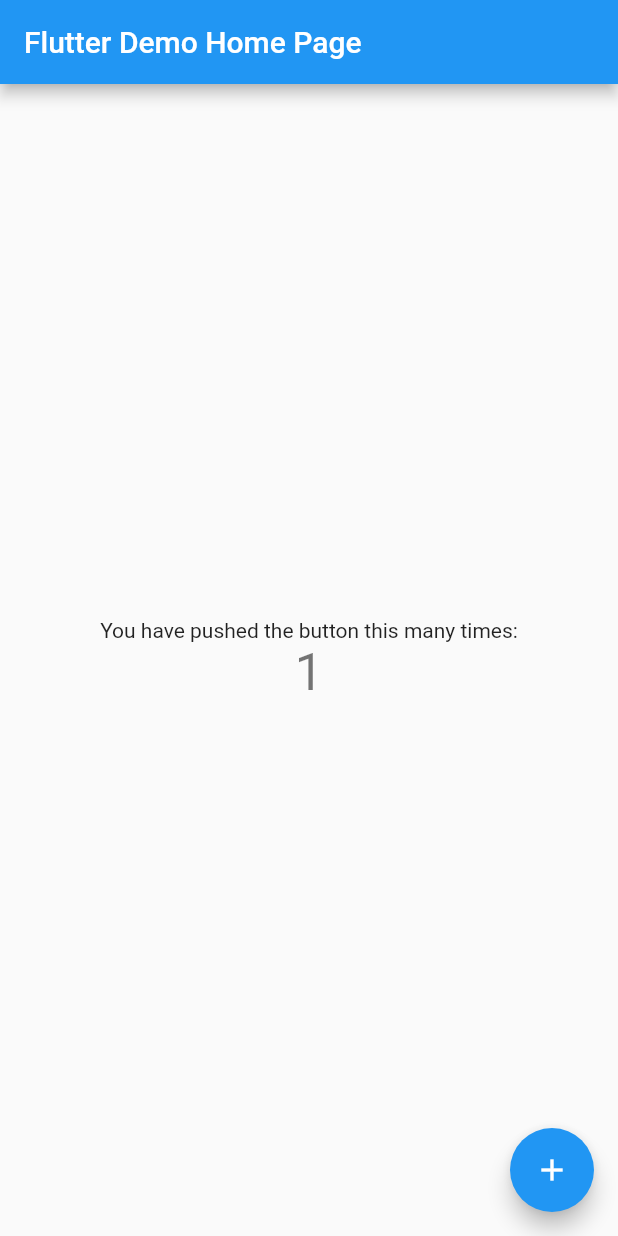
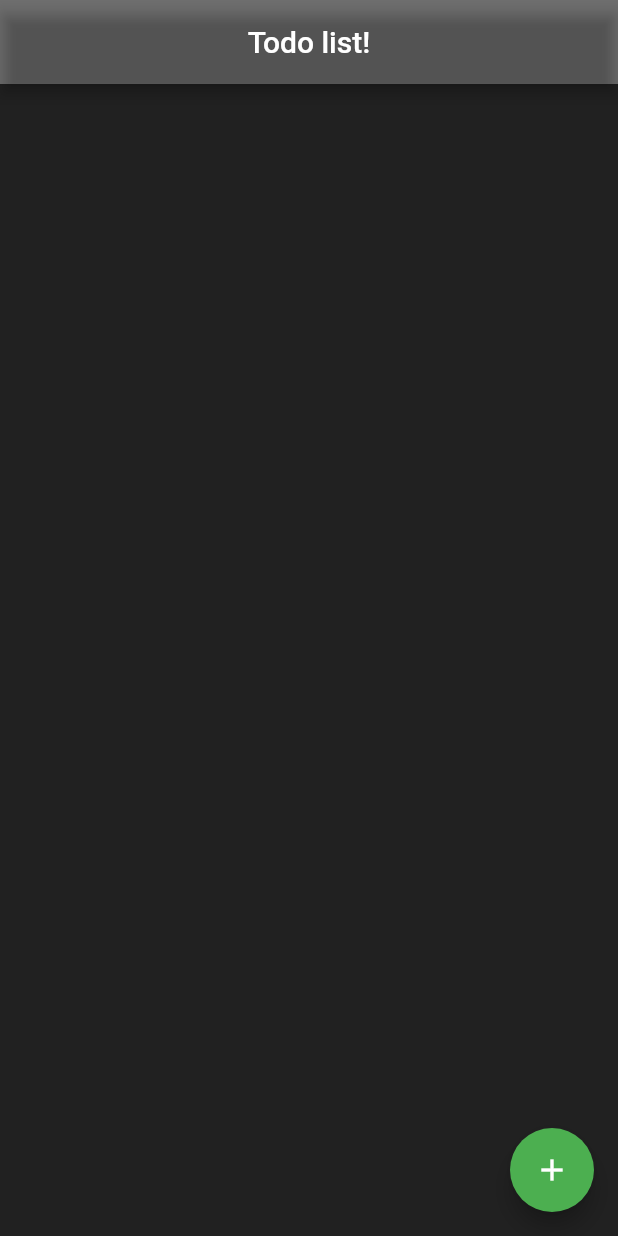
Before and after one commit to Azerdaoui/TodoApp, a Flutter app: the screen it shows after launch, after a tap on the "add" icon, on a phone screen of 412 x 824 dp. Run offline on Flutter 3.47's test engine with Material 2 defaults, Android fonts, the phone set to English and light mode, and no system bars.

Commit message:
create screens

```diff
--- a/lib/main.dart
+++ b/lib/main.dart
@@ -1,4 +1,6 @@
 import 'package:flutter/material.dart';
+
+import 'package:todo_app/ui/Home.dart';
 
 void main() => runApp(MyApp());
 
@@ -7,105 +9,9 @@ class MyApp extends StatelessWidget {
   @override
   Widget build(BuildContext context) {
     return MaterialApp(
-      title: 'Flutter Demo',
-      theme: ThemeData(
-        // This is the theme of your application.
-        //
-        // Try running your application with "flutter run". You'll see the
-        // application has a blue toolbar. Then, without quitting the app, try
-        // changing the primarySwatch below to Colors.green and then invoke
-        // "hot reload" (press "r" in the console where you ran "flutter run",
-        // or simply save your changes to "hot reload" in a Flutter IDE).
-        // Notice that the counter didn't reset back to zero; the application
-        // is not restarted.
-        primarySwatch: Colors.blue,
-      ),
-      home: MyHomePage(title: 'Flutter Demo Home Page'),
+      debugShowCheckedModeBanner: false,
+      title: 'Todo list',
+      home: Home(),
     );
   }
 }
-
-class MyHomePage extends StatefulWidget {
-  MyHomePage({Key key, this.title}) : super(key: key);
-
-  // This widget is the home page of your application. It is stateful, meaning
-  // that it has a State object (defined below) that contains fields that affect
-  // how it looks.
-
-  // This class is the configuration for the state. It holds the values (in this
-  // case the title) provided by the parent (in this case the App widget) and
-  // used by the build method of the State. Fields in a Widget subclass are
-  // always marked "final".
-
-  final String title;
-
-  @override
-  _MyHomePageState createState() => _MyHomePageState();
-}
-
-class _MyHomePageState extends State<MyHomePage> {
-  int _counter = 0;
-
-  void _incrementCounter() {
-    setState(() {
-      // This call to setState tells the Flutter framework that something has
-      // changed in this State, which causes it to rerun the build method below
-      // so that the display can reflect the updated values. If we changed
-      // _counter without calling setState(), then the build method would not be
-      // called again, and so nothing would appear to happen.
-      _counter++;
-    });
-  }
-
-  @override
-  Widget build(BuildContext context) {
-    // This method is rerun every time setState is called, for instance as done
-    // by the _incrementCounter method above.
-    //
-    // The Flutter framework has been optimized to make rerunning build methods
-    // fast, so that you can just rebuild anything that needs updating rather
-    // than having to individually change instances of widgets.
-    return Scaffold(
-      appBar: AppBar(
-        // Here we take the value from the MyHomePage object that was created by
-        // the App.build method, and use it to set our appbar title.
-        title: Text(widget.title),
-      ),
-      body: Center(
-        // Center is a layout widget. It takes a single child and positions it
-        // in the middle of the parent.
-        child: Column(
-          // Column is also layout widget. It takes a list of children and
-          // arranges them vertically. By default, it sizes itself to fit its
-          // children horizontally, and tries to be as tall as its parent.
-          //
-          // Invoke "debug painting" (press "p" in the console, choose the
-          // "Toggle Debug Paint" action from the Flutter Inspector in Android
-          // Studio, or the "Toggle Debug Paint" command in Visual Studio Code)
-          // to see the wireframe for each widget.
-          //
-          // Column has various properties to control how it sizes itself and
-          // how it positions its children. Here we use mainAxisAlignment to
-          // center the children vertically; the main axis here is the vertical
-          // axis because Columns are vertical (the cross axis would be
-          // horizontal).
-          mainAxisAlignment: MainAxisAlignment.center,
-          children: <Widget>[
-            Text(
-              'You have pushed the button this many times:',
-            ),
-            Text(
-              '$_counter',
-              style: Theme.of(context).textTheme.display1,
-            ),
-          ],
-        ),
-      ),
-      floatingActionButton: FloatingActionButton(
-        onPressed: _incrementCounter,
-        tooltip: 'Increment',
-        child: Icon(Icons.add),
-      ), // This trailing comma makes auto-formatting nicer for build methods.
-    );
-  }
-}
--- /dev/null
+++ b/lib/ui/Home.dart
@@ -0,0 +1,17 @@
+import 'package:flutter/material.dart';
+
+import 'package:todo_app/ui/TodoScreen.dart';
+
+class Home extends StatelessWidget {
+  @override
+  Widget build(BuildContext context) {
+    return new Scaffold(
+      appBar: new AppBar(
+        backgroundColor: Colors.black54,
+        title: Text('Todo list!'),
+        centerTitle: true,
+      ),
+      body: new TodoScreen(),
+    );
+  }
+}
--- /dev/null
+++ b/lib/ui/TodoScreen.dart
@@ -0,0 +1,29 @@
+import 'package:flutter/material.dart';
+
+class TodoScreen extends StatefulWidget {
+  @override
+  _TodoScreenState createState() => _TodoScreenState();
+}
+
+class _TodoScreenState extends State<TodoScreen> {
+  @override
+  Widget build(BuildContext context) {
+    return new Scaffold(
+      backgroundColor: Colors.black87,
+      body: new Column(
+
+      ),
+      floatingActionButton: new FloatingActionButton(
+        backgroundColor: Colors.green,
+        tooltip: 'New Item',
+        child: new ListTile(
+          title: Icon(Icons.add, color: Colors.white),
+        ),
+        onPressed: _showFormDialog,
+      ),
+    );
+  }
+
+  void _showFormDialog() {
+  }
+}
--- a/pubspec.yaml
+++ b/pubspec.yaml
@@ -19,6 +19,11 @@ environment:
 dependencies:
   flutter:
     sdk: flutter
+
+  sqflite: ^1.1.0
+  path_provider: ^1.1.0
+  intl: ^0.15.8
+
 
   # The following adds the Cupertino Icons font to your application.
   # Use with the CupertinoIcons class for iOS style icons.
```
Also changed, not shown: pubspec.lock, 8 other files.
